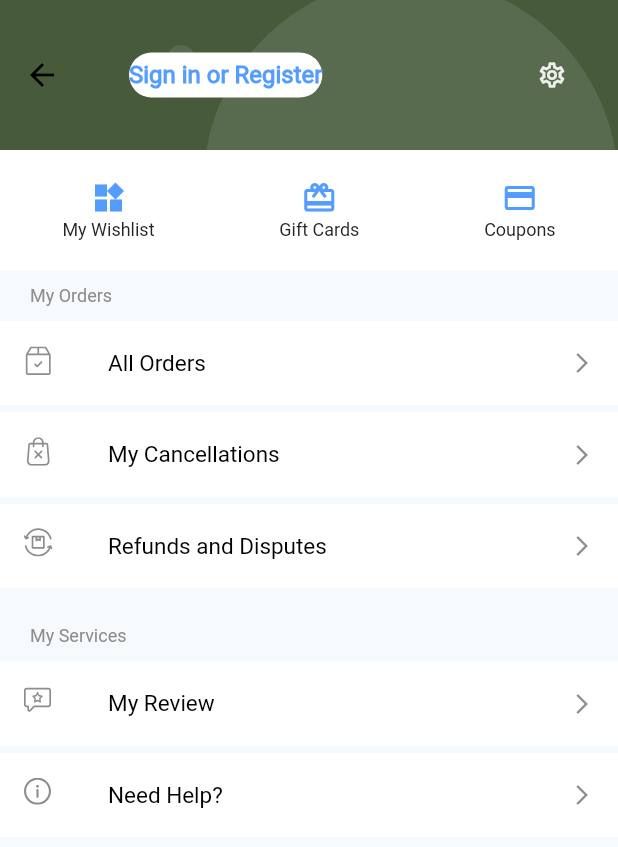
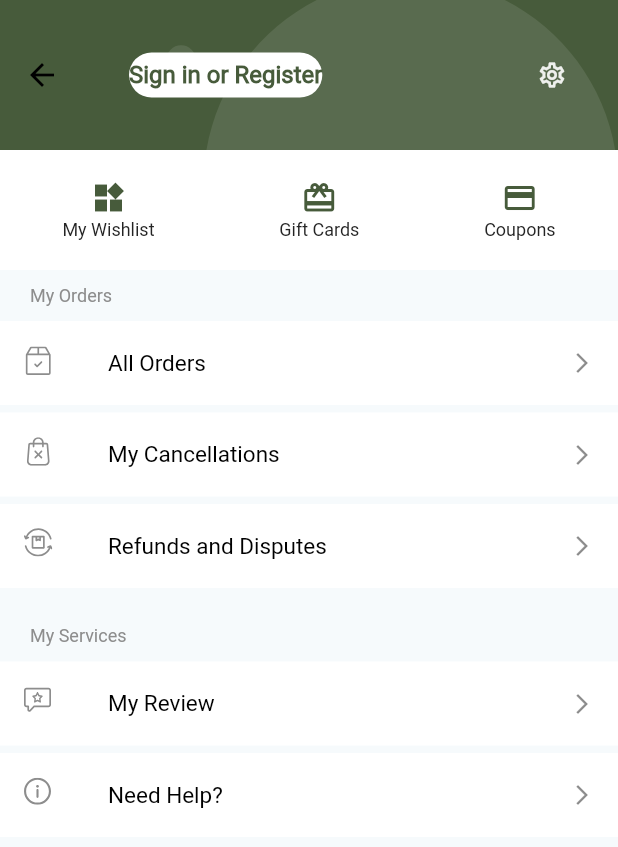
Before and after one commit to wazeefa1/Furniture-Flutter-App, a Flutter app: the Account screen opened directly, on a phone screen of 412 x 824 dp. Shown: the top 847 px of the screen. Run offline on Flutter 3.47's test engine with Material 3 defaults, Android fonts, the phone set to English and light mode, and no system bars; our stand-ins replace badges, cached_network_image, circular_countdown_timer, country_code_picker, dio, dotted_border and 32 more; missing offline and left inert: clipboard, flutter_clickpay_bridge, flutter_cupertino_datetime_picker, flutter_facebook_auth, flutter_inappwebview, flutter_paystack and 15 more; accounts and stored records are empty; network calls fail.

Commit message:
App theme color update

```diff
--- a/lib/AppConfig/app_config.dart
+++ b/lib/AppConfig/app_config.dart
@@ -18,13 +18,13 @@ class AppConfig {
   static const String assetPath = hostUrl + '/public';
 
   // static Color loginScreenBackgroundGradient1 = Color(0xffFF3566);
-  static Color loginScreenBackgroundGradient1 = Color(0xff549cff);
+  static Color loginScreenBackgroundGradient1 = Color(0xff475b3b);
 
   // static Color loginScreenBackgroundGradient2 = Color(0xffD7365C);
-  static Color loginScreenBackgroundGradient2 = Color(0xff549cff);
+  static Color loginScreenBackgroundGradient2 = Color(0xff475b3b);
 
   // static String appColorScheme = "#FF3364";
-  static String appColorScheme = "#549cff";
+  static String appColorScheme = "#475b3b";
 
   // static const String privacyPolicyUrl =
   //     'https://spn21.spondan.com/amazcart/privacy-policy';
```
